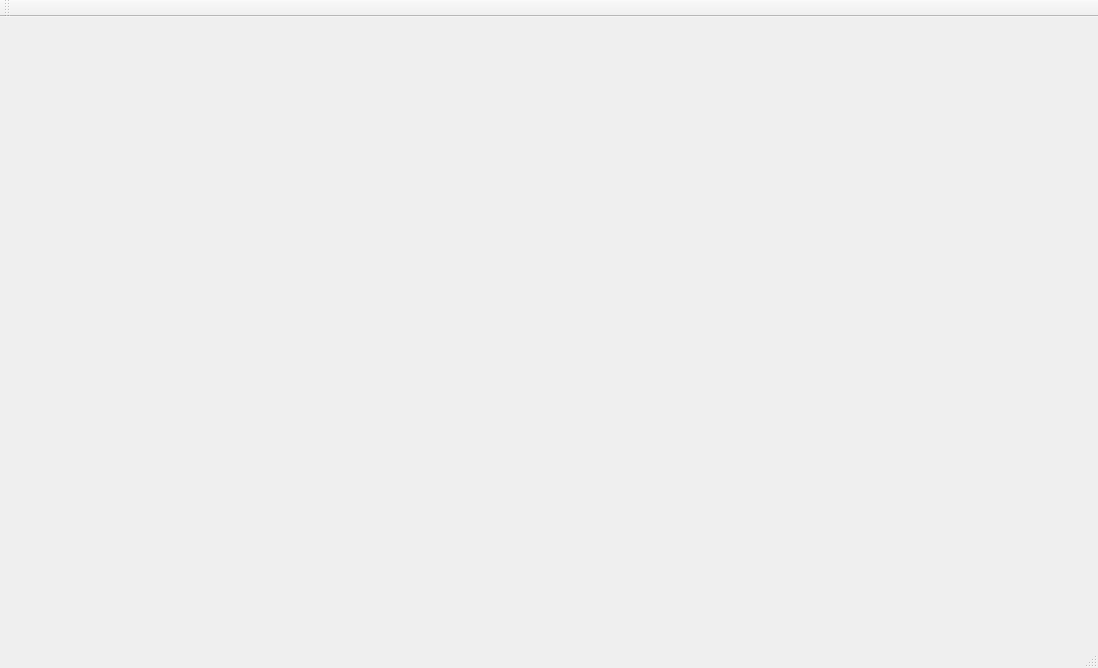
First picture: the form in example-demo/algo_demo/algo_demo.ui, repository RICOH-PROGRAM/Standard_Inspect_Demo, before the edit.
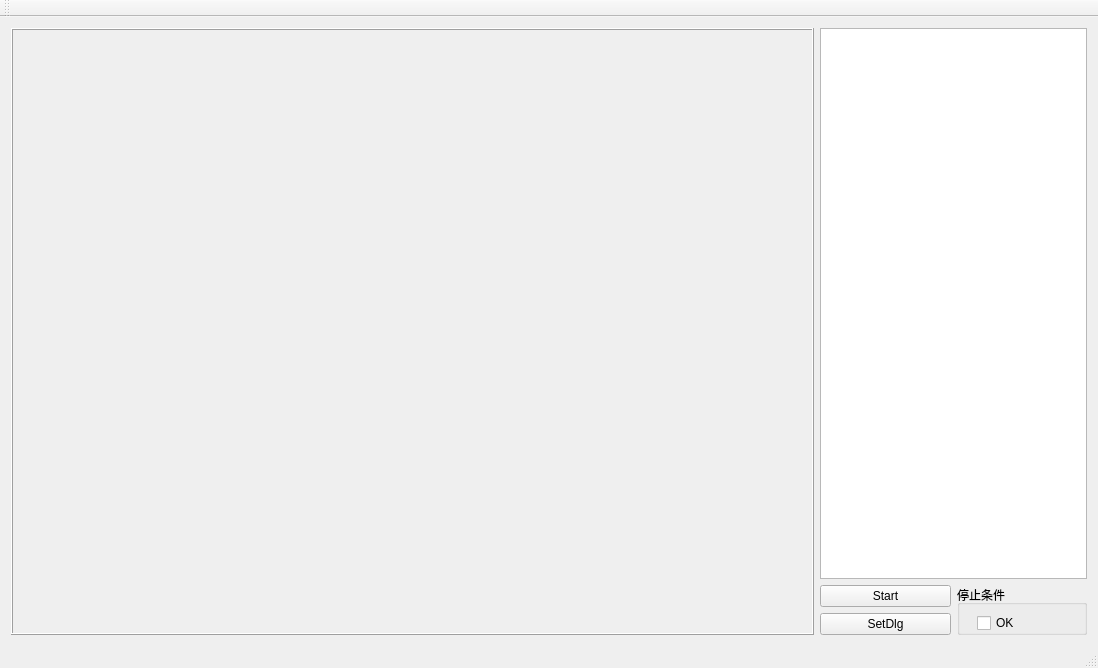
Second picture: the form after the edit.

What changed in the file:
```diff
--- a/example-demo/algo_demo/algo_demo.ui
+++ b/example-demo/algo_demo/algo_demo.ui
@@ -17,7 +17,76 @@
    <bool>false</bool>
   </property>
   <widget class="QWidget" name="centralWidget">
-   <layout class="QHBoxLayout" name="centralwidget"/>
+   <layout class="QHBoxLayout" name="horizontalLayout" stretch="3,1">
+    <item>
+     <widget class="QFrame" name="frame">
+      <property name="frameShape">
+       <enum>QFrame::Box</enum>
+      </property>
+      <property name="frameShadow">
+       <enum>QFrame::Raised</enum>
+      </property>
+     </widget>
+    </item>
+    <item>
+     <layout class="QVBoxLayout" name="verticalLayout">
+      <item>
+       <widget class="QListWidget" name="lw_ImageList"/>
+      </item>
+      <item>
+       <layout class="QGridLayout" name="gridLayout">
+        <item row="0" column="0">
+         <widget class="QPushButton" name="pushButton">
+          <property name="text">
+           <string>Start</string>
+          </property>
+         </widget>
+        </item>
+        <item row="0" column="1" rowspan="2">
+         <widget class="QGroupBox" name="groupBox">
+          <property name="title">
+           <string>停止条件</string>
+          </property>
+          <widget class="QCheckBox" name="checkBox">
+           <property name="geometry">
+            <rect>
+             <x>20</x>
+             <y>30</y>
+             <width>68</width>
+             <height>16</height>
+            </rect>
+           </property>
+           <property name="text">
+            <string>OK</string>
+           </property>
+          </widget>
+          <widget class="QCheckBox" name="checkBox_2">
+           <property name="geometry">
+            <rect>
+             <x>20</x>
+             <y>50</y>
+             <width>68</width>
+             <height>16</height>
+            </rect>
+           </property>
+           <property name="text">
+            <string>NG</string>
+           </property>
+          </widget>
+         </widget>
+        </item>
+        <item row="1" column="0">
+         <widget class="QPushButton" name="pushButton_2">
+          <property name="text">
+           <string>SetDlg</string>
+          </property>
+         </widget>
+        </item>
+       </layout>
+      </item>
+     </layout>
+    </item>
+   </layout>
   </widget>
   <widget class="QMenuBar" name="menuBar">
    <property name="geometry">
```
Left out of the diff: 2 changed lines with no effect on the pictures.
